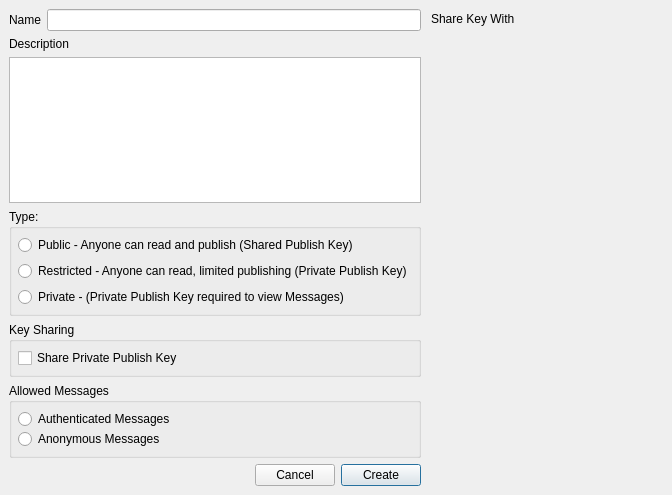
First picture: the form in retroshare-gui/src/gui/forums/CreateForum.ui, repository RetroShare/RetroShare, before the edit.
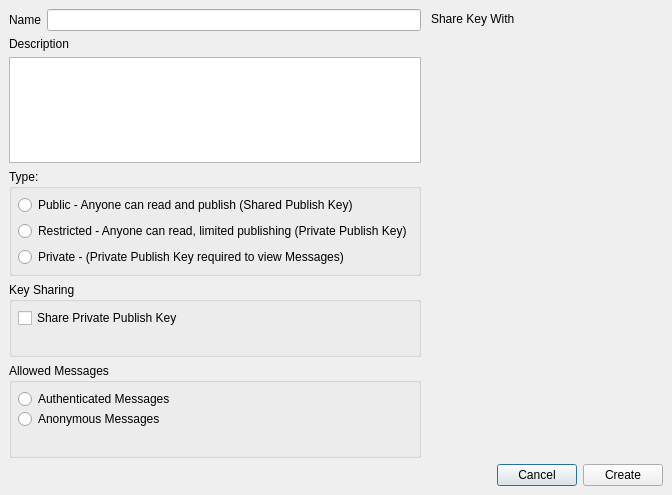
Second picture: the form after the edit. Icons and pictures are not drawn. Custom widgets are drawn as their Qt base class.

Commit message: move the Buttons to end of the right side, when the Contacts dockwidget is enabled.

What changed in the file:
```diff
--- a/retroshare-gui/src/gui/forums/CreateForum.ui
+++ b/retroshare-gui/src/gui/forums/CreateForum.ui
@@ -29,8 +29,8 @@
    </item>
    <item>
     <widget class="QFrame" name="frame">
-     <layout class="QGridLayout" name="gridLayout_4">
-      <item row="0" column="0" colspan="3">
+     <layout class="QGridLayout" name="gridLayout">
+      <item row="0" column="0">
        <layout class="QHBoxLayout" name="horizontalLayout">
         <item>
          <widget class="QLabel" name="label">
@@ -44,13 +44,13 @@
         </item>
        </layout>
       </item>
-      <item row="0" column="3" rowspan="6">
+      <item row="0" column="1" rowspan="5">
        <widget class="QDockWidget" name="contactsdockWidget">
         <property name="enabled">
          <bool>true</bool>
         </property>
         <property name="sizePolicy">
-         <sizepolicy hsizetype="Preferred" vsizetype="Preferred">
+         <sizepolicy hsizetype="Preferred" vsizetype="Expanding">
           <horstretch>0</horstretch>
           <verstretch>0</verstretch>
          </sizepolicy>
@@ -131,7 +131,7 @@
         </widget>
        </widget>
       </item>
-      <item row="1" column="0" colspan="3">
+      <item row="1" column="0">
        <layout class="QVBoxLayout">
         <item>
          <widget class="QLabel" name="label_5">
@@ -145,8 +145,14 @@
         </item>
        </layout>
       </item>
-      <item row="2" column="0" colspan="3">
+      <item row="2" column="0">
        <widget class="QGroupBox" name="tyoeGroupBox">
+        <property name="sizePolicy">
+         <sizepolicy hsizetype="Preferred" vsizetype="Preferred">
+          <horstretch>0</horstretch>
+          <verstretch>0</verstretch>
+         </sizepolicy>
+        </property>
         <property name="title">
          <string>Type:</string>
         </property>
@@ -178,7 +184,7 @@
         </layout>
        </widget>
       </item>
-      <item row="3" column="0" colspan="3">
+      <item row="3" column="0">
        <widget class="QGroupBox" name="msgGroupBox_2">
         <property name="title">
          <string>Key Sharing</string>
@@ -203,12 +209,12 @@
          <item>
           <spacer name="verticalSpacer_3">
            <property name="orientation">
-            <enum>Qt::Vertical</enum>
+            <enum>Qt::Horizontal</enum>
            </property>
            <property name="sizeHint" stdset="0">
             <size>
-             <width>20</width>
-             <height>40</height>
+             <width>40</width>
+             <height>20</height>
             </size>
            </property>
           </spacer>
@@ -216,7 +222,7 @@
         </layout>
        </widget>
       </item>
-      <item row="4" column="0" colspan="3">
+      <item row="4" column="0">
        <widget class="QGroupBox" name="msgGroupBox">
         <property name="title">
          <string>Allowed Messages</string>
@@ -242,15 +248,28 @@
            </property>
           </widget>
          </item>
+         <item>
+          <spacer name="verticalSpacer">
+           <property name="orientation">
+            <enum>Qt::Vertical</enum>
+           </property>
+           <property name="sizeHint" stdset="0">
+            <size>
+             <width>20</width>
+             <height>40</height>
+            </size>
+           </property>
+          </spacer>
+         </item>
          <item>
           <spacer name="verticalSpacer_2">
            <property name="orientation">
-            <enum>Qt::Vertical</enum>
+            <enum>Qt::Horizontal</enum>
            </property>
            <property name="sizeHint" stdset="0">
             <size>
-             <width>20</width>
-             <height>40</height>
+             <width>40</width>
+             <height>20</height>
             </size>
            </property>
           </spacer>
@@ -258,7 +277,9 @@
         </layout>
        </widget>
       </item>
-      <item row="5" column="0">
+      <item row="5" column="0" colspan="2">
+       <layout class="QHBoxLayout" name="horizontalLayout_2">
+        <item>
        <spacer>
         <property name="orientation">
          <enum>Qt::Horizontal</enum>
@@ -271,22 +292,27 @@
         </property>
        </spacer>
       </item>
-      <item row="5" column="1">
+        <item>
        <widget class="QPushButton" name="cancelButton">
         <property name="text">
          <string>Cancel</string>
         </property>
        </widget>
       </item>
-      <item row="5" column="2">
+        <item>
        <widget class="QPushButton" name="createButton">
         <property name="text">
          <string>Create</string>
         </property>
+          <property name="checkable">
+           <bool>false</bool>
+          </property>
         <property name="default">
-         <bool>true</bool>
-        </property>
-       </widget>
+           <bool>false</bool>
+          </property>
+         </widget>
+        </item>
+       </layout>
       </item>
      </layout>
     </widget>
```
Lines whose indentation alone changed are shown as unchanged. The commit also changes 1 other file.
